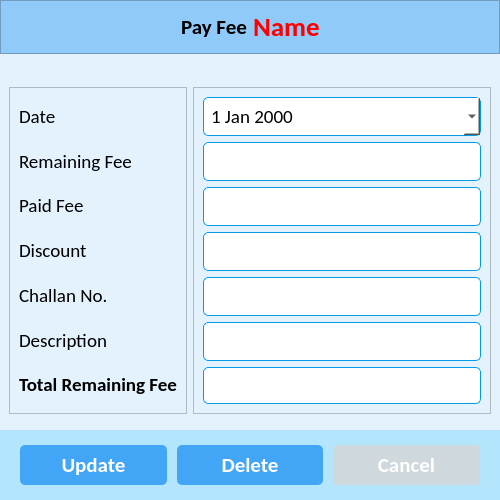
The window that ui/update_fees.ui (CodeWithEhtisham/School-Software) describes before a commit, drawn with Qt 5.
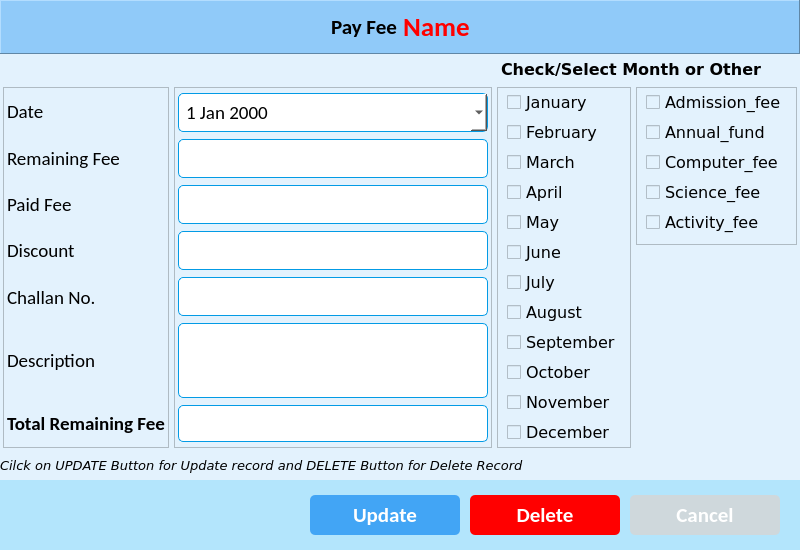
The same window after the commit. Icons and pictures are not drawn.

Commit message: added checkbox to update fee

What changed in the file:
```diff
--- a/ui/update_fees.ui
+++ b/ui/update_fees.ui
@@ -6,8 +6,8 @@
    <rect>
     <x>0</x>
     <y>0</y>
-    <width>500</width>
-    <height>500</height>
+    <width>800</width>
+    <height>550</height>
    </rect>
   </property>
   <property name="minimumSize">
@@ -52,27 +52,19 @@
 	color: #fff;
 }
 
+#btn_delete {
+	background-color: red;
+	border-radius: 5px;
+	color: #fff;
+}
+
 #btn_cancel {
 	background-color: #cfd8dc;
 	border-radius: 5px;
 	color: #fff;
 }
 
-QLineEdit {
-	background-color: #fff;
-	border-radius: 5px;
-	border: 1px solid #039be5;
-	padding: 5px 5px;
-}
-
-QDateEdit {
-	background-color: #fff;
-	border-radius: 5px;
-	border: 1px solid #039be5;
-	padding: 5px 5px;
-}
-
-QComboBox {
+QLineEdit, QTextEdit, QDateEdit {
 	background-color: #fff;
 	border-radius: 5px;
 	border: 1px solid #039be5;
@@ -98,7 +90,7 @@
     <item alignment="Qt::AlignTop">
      <widget class="QFrame" name="header_frame">
       <property name="frameShape">
-       <enum>QFrame::StyledPanel</enum>
+       <enum>QFrame::Panel</enum>
       </property>
       <property name="frameShadow">
        <enum>QFrame::Raised</enum>
@@ -143,15 +135,45 @@
       </layout>
      </widget>
     </item>
+    <item alignment="Qt::AlignRight">
+     <widget class="QLabel" name="label_5">
+      <property name="font">
+       <font>
+        <family>Verdana</family>
+        <pointsize>12</pointsize>
+        <weight>75</weight>
+        <bold>true</bold>
+       </font>
+      </property>
+      <property name="text">
+       <string>Check/Select Month or Other       </string>
+      </property>
+     </widget>
+    </item>
     <item>
      <widget class="QWidget" name="widget_3" native="true">
       <property name="sizePolicy">
-       <sizepolicy hsizetype="Preferred" vsizetype="Preferred">
+       <sizepolicy hsizetype="Preferred" vsizetype="Maximum">
         <horstretch>0</horstretch>
         <verstretch>0</verstretch>
        </sizepolicy>
       </property>
       <layout class="QHBoxLayout" name="horizontalLayout_4">
+       <property name="spacing">
+        <number>5</number>
+       </property>
+       <property name="leftMargin">
+        <number>3</number>
+       </property>
+       <property name="topMargin">
+        <number>3</number>
+       </property>
+       <property name="rightMargin">
+        <number>3</number>
+       </property>
+       <property name="bottomMargin">
+        <number>3</number>
+       </property>
        <item>
         <widget class="QFrame" name="frame_3">
          <property name="frameShape">
@@ -161,6 +183,21 @@
           <enum>QFrame::Raised</enum>
          </property>
          <layout class="QVBoxLayout" name="verticalLayout_2">
+          <property name="spacing">
+           <number>5</number>
+          </property>
+          <property name="leftMargin">
+           <number>3</number>
+          </property>
+          <property name="topMargin">
+           <number>3</number>
+          </property>
+          <property name="rightMargin">
+           <number>3</number>
+          </property>
+          <property name="bottomMargin">
+           <number>3</number>
+          </property>
           <item>
            <widget class="QLabel" name="label_8">
             <property name="font">
@@ -228,6 +265,12 @@
           </item>
           <item>
            <widget class="QLabel" name="label_2">
+            <property name="minimumSize">
+             <size>
+              <width>0</width>
+              <height>75</height>
+             </size>
+            </property>
             <property name="font">
              <font>
               <family>Calibri</family>
@@ -266,6 +309,21 @@
           <enum>QFrame::Raised</enum>
          </property>
          <layout class="QVBoxLayout" name="verticalLayout">
+          <property name="spacing">
+           <number>5</number>
+          </property>
+          <property name="leftMargin">
+           <number>3</number>
+          </property>
+          <property name="topMargin">
+           <number>3</number>
+          </property>
+          <property name="rightMargin">
+           <number>3</number>
+          </property>
+          <property name="bottomMargin">
+           <number>3</number>
+          </property>
           <item>
            <widget class="QDateEdit" name="txt_pay_fee_date">
             <property name="font">
@@ -323,11 +381,23 @@
            </widget>
           </item>
           <item>
-           <widget class="QLineEdit" name="txt_description">
+           <widget class="QTextEdit" name="txt_description">
+            <property name="minimumSize">
+             <size>
+              <width>0</width>
+              <height>75</height>
+             </size>
+            </property>
+            <property name="maximumSize">
+             <size>
+              <width>16777215</width>
+              <height>75</height>
+             </size>
+            </property>
             <property name="font">
              <font>
-              <family>Calibri</family>
-              <pointsize>14</pointsize>
+              <family>Verdana</family>
+              <pointsize>13</pointsize>
              </font>
             </property>
            </widget>
@@ -349,9 +419,283 @@
          </layout>
         </widget>
        </item>
+       <item alignment="Qt::AlignTop">
+        <widget class="QFrame" name="frame">
+         <property name="frameShape">
+          <enum>QFrame::StyledPanel</enum>
+         </property>
+         <property name="frameShadow">
+          <enum>QFrame::Raised</enum>
+         </property>
+         <layout class="QVBoxLayout" name="verticalLayout_4">
+          <property name="spacing">
+           <number>5</number>
+          </property>
+          <property name="topMargin">
+           <number>2</number>
+          </property>
+          <property name="bottomMargin">
+           <number>2</number>
+          </property>
+          <item>
+           <widget class="QCheckBox" name="jan_cb">
+            <property name="font">
+             <font>
+              <family>Verdana</family>
+              <pointsize>12</pointsize>
+             </font>
+            </property>
+            <property name="text">
+             <string>January</string>
+            </property>
+           </widget>
+          </item>
+          <item>
+           <widget class="QCheckBox" name="feb_cb">
+            <property name="font">
+             <font>
+              <family>Verdana</family>
+              <pointsize>12</pointsize>
+             </font>
+            </property>
+            <property name="text">
+             <string>February</string>
+            </property>
+           </widget>
+          </item>
+          <item>
+           <widget class="QCheckBox" name="march_cb">
+            <property name="font">
+             <font>
+              <family>Verdana</family>
+              <pointsize>12</pointsize>
+             </font>
+            </property>
+            <property name="text">
+             <string>March</string>
+            </property>
+           </widget>
+          </item>
+          <item>
+           <widget class="QCheckBox" name="april_cb">
+            <property name="font">
+             <font>
+              <family>Verdana</family>
+              <pointsize>12</pointsize>
+             </font>
+            </property>
+            <property name="text">
+             <string>April</string>
+            </property>
+           </widget>
+          </item>
+          <item>
+           <widget class="QCheckBox" name="may_cb">
+            <property name="font">
+             <font>
+              <family>Verdana</family>
+              <pointsize>12</pointsize>
+             </font>
+            </property>
+            <property name="text">
+             <string>May</string>
+            </property>
+           </widget>
+          </item>
+          <item>
+           <widget class="QCheckBox" name="june_cb">
+            <property name="font">
+             <font>
+              <family>Verdana</family>
+              <pointsize>12</pointsize>
+             </font>
+            </property>
+            <property name="text">
+             <string>June</string>
+            </property>
+           </widget>
+          </item>
+          <item>
+           <widget class="QCheckBox" name="july_cb">
+            <property name="font">
+             <font>
+              <family>Verdana</family>
+              <pointsize>12</pointsize>
+             </font>
+            </property>
+            <property name="text">
+             <string>July</string>
+            </property>
+           </widget>
+          </item>
+          <item>
+           <widget class="QCheckBox" name="aug_cb">
+            <property name="font">
+             <font>
+              <family>Verdana</family>
+              <pointsize>12</pointsize>
+             </font>
+            </property>
+            <property name="text">
+             <string>August</string>
+            </property>
+           </widget>
+          </item>
+          <item>
+           <widget class="QCheckBox" name="sep_cb">
+            <property name="font">
+             <font>
+              <family>Verdana</family>
+              <pointsize>12</pointsize>
+             </font>
+            </property>
+            <property name="text">
+             <string>September</string>
+            </property>
+           </widget>
+          </item>
+          <item>
+           <widget class="QCheckBox" name="oct_cb">
+            <property name="font">
+             <font>
+              <family>Verdana</family>
+              <pointsize>12</pointsize>
+             </font>
+            </property>
+            <property name="text">
+             <string>October</string>
+            </property>
+           </widget>
+          </item>
+          <item>
+           <widget class="QCheckBox" name="nov_cb">
+            <property name="font">
+             <font>
+              <family>Verdana</family>
+              <pointsize>12</pointsize>
+             </font>
+            </property>
+            <property name="text">
+             <string>November</string>
+            </property>
+           </widget>
+          </item>
+          <item>
+           <widget class="QCheckBox" name="dec_cb">
+            <property name="font">
+             <font>
+              <family>Verdana</family>
+              <pointsize>12</pointsize>
+             </font>
+            </property>
+            <property name="text">
+             <string>December</string>
+            </property>
+           </widget>
+          </item>
+         </layout>
+        </widget>
+       </item>
+       <item alignment="Qt::AlignTop">
+        <widget class="QFrame" name="frame_2">
+         <property name="frameShape">
+          <enum>QFrame::StyledPanel</enum>
+         </property>
+         <property name="frameShadow">
+          <enum>QFrame::Raised</enum>
+         </property>
+         <layout class="QVBoxLayout" name="verticalLayout_5">
+          <property name="spacing">
+           <number>5</number>
+          </property>
+          <property name="topMargin">
+           <number>2</number>
+          </property>
+          <item>
+           <widget class="QCheckBox" name="adm_cb">
+            <property name="font">
+             <font>
+              <family>Verdana</family>
+              <pointsize>12</pointsize>
+             </font>
+            </property>
+            <property name="text">
+             <string>Admission_fee</string>
+            </property>
+           </widget>
+          </item>
+          <item>
+           <widget class="QCheckBox" name="annual_cb">
+            <property name="font">
+             <font>
+              <family>Verdana</family>
+              <pointsize>12</pointsize>
+             </font>
+            </property>
+            <property name="text">
+             <string>Annual_fund</string>
+            </property>
+           </widget>
+          </item>
+          <item>
+           <widget class="QCheckBox" name="comp_cb">
+            <property name="font">
+             <font>
+              <family>Verdana</family>
+              <pointsize>12</pointsize>
+             </font>
+            </property>
+            <property name="text">
+             <string>Computer_fee</string>
+            </property>
+           </widget>
+          </item>
+          <item>
+           <widget class="QCheckBox" name="sci_cb">
+            <property name="font">
+             <font>
+              <family>Verdana</family>
+              <pointsize>12</pointsize>
+             </font>
+            </property>
+            <property name="text">
+             <string>Science_fee</string>
+            </property>
+           </widget>
+          </item>
+          <item>
+           <widget class="QCheckBox" name="activity_cb">
+            <property name="font">
+             <font>
+              <family>Verdana</family>
+              <pointsize>12</pointsize>
+             </font>
+            </property>
+            <property name="text">
+             <string>Activity_fee</string>
+            </property>
+           </widget>
+          </item>
+         </layout>
+        </widget>
+       </item>
       </layout>
      </widget>
     </item>
+    <item>
+     <widget class="QLabel" name="label_4">
+      <property name="font">
+       <font>
+        <family>Verdana</family>
+        <pointsize>10</pointsize>
+        <italic>true</italic>
+       </font>
+      </property>
+      <property name="text">
+       <string>Cilck on UPDATE Button for Update record and DELETE Button for Delete Record</string>
+      </property>
+     </widget>
+    </item>
     <item alignment="Qt::AlignBottom">
      <widget class="QWidget" name="bottom_widget" native="true">
       <layout class="QHBoxLayout" name="horizontalLayout_3">
@@ -370,11 +714,24 @@
        <property name="bottomMargin">
         <number>15</number>
        </property>
+       <item>
+        <spacer name="horizontalSpacer">
+         <property name="orientation">
+          <enum>Qt::Horizontal</enum>
+         </property>
+         <property name="sizeHint" stdset="0">
+          <size>
+           <width>40</width>
+           <height>20</height>
+          </size>
+         </property>
+        </spacer>
+       </item>
        <item>
         <widget class="QPushButton" name="btn_save">
          <property name="minimumSize">
           <size>
-           <width>0</width>
+           <width>150</width>
            <height>40</height>
           </size>
          </property>
@@ -405,7 +762,7 @@
         <widget class="QPushButton" name="btn_delete">
          <property name="minimumSize">
           <size>
-           <width>0</width>
+           <width>150</width>
            <height>40</height>
           </size>
          </property>
@@ -436,7 +793,7 @@
         <widget class="QPushButton" name="btn_cancel">
          <property name="minimumSize">
           <size>
-           <width>0</width>
+           <width>150</width>
            <height>40</height>
           </size>
          </property>
```
The commit also changes 3 other files.
